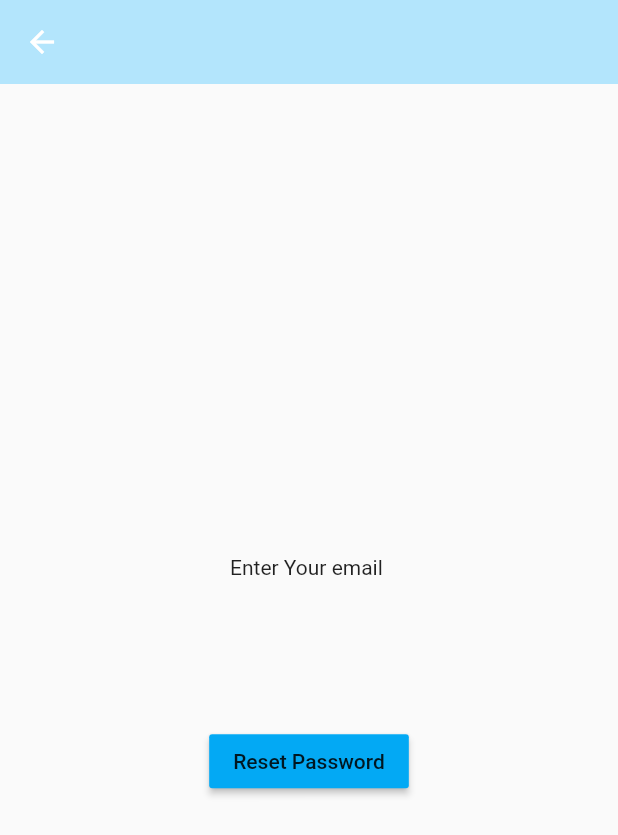
After one commit to Gowsalyanatraj/LoginUi, a Flutter app: the screen it shows after launch, after a tap on "Forget Password?", on a phone screen of 412 x 824 dp. The commit adds this screen. Shown: the top 835 px of the screen. Run offline on Flutter 3.47's test engine with Material 2 defaults, Android fonts, the phone set to English and light mode, and no system bars.

Commit message:
feat: adding forgot password property

```diff
--- /dev/null
+++ b/lib/pages/forgot_password.dart
@@ -0,0 +1,59 @@
+import 'package:flutter/material.dart';
+
+class ForgotPasswordPage extends StatefulWidget {
+  const ForgotPasswordPage({super.key});
+
+  @override
+  State<ForgotPasswordPage> createState() => _ForgotPasswordPageState();
+}
+
+class _ForgotPasswordPageState extends State<ForgotPasswordPage> {
+  final _emailController = TextEditingController();
+  @override
+  Widget build(BuildContext context) {
+    return Scaffold(
+      appBar: AppBar(
+        backgroundColor: Colors.lightBlue.shade100,
+        elevation: 0,
+      ),
+      body: Column(
+        mainAxisAlignment: MainAxisAlignment.center,
+        children: [
+          Padding(
+            padding: const EdgeInsets.all(30.0),
+            child: Text('Enter Your email '),
+          ),
+          //eail textfield
+          Padding(
+            padding: const EdgeInsets.symmetric(horizontal: 750.0),
+            child: TextField(
+              controller: _emailController,
+              decoration: InputDecoration(
+                enabledBorder: OutlineInputBorder(
+                  borderSide: BorderSide(color: Colors.white),
+                  borderRadius: BorderRadius.circular(12),
+                ),
+                focusedBorder: OutlineInputBorder(
+                  borderSide: BorderSide(color: Colors.grey.shade400),
+                  borderRadius: BorderRadius.circular(12),
+                ),
+                fillColor: Colors.grey.shade200,
+                filled: true,
+                hintText: 'Email',
+                hintStyle: TextStyle(color: Colors.lightBlue),
+              ),
+            ),
+          ),
+          Padding(
+            padding: const EdgeInsets.all(8.0),
+            child: MaterialButton(
+              onPressed: () {},
+              child: Text('Reset Password'),
+              color: Colors.lightBlue,
+            ),
+          )
+        ],
+      ),
+    );
+  }
+}
--- a/lib/pages/login_pages.dart
+++ b/lib/pages/login_pages.dart
@@ -1,6 +1,8 @@
 import 'package:flutter/material.dart';
 import 'package:loginui/components/my_button.dart';
 import 'package:loginui/components/my_textfield.dart';
+
+import 'forgot_password.dart';
 
 class LoginPage extends StatelessWidget {
   LoginPage({super.key});
@@ -10,7 +12,7 @@ class LoginPage extends StatelessWidget {
   final passwordControl = TextEditingController();
 
   //sign user in method
-  void signUserIn(){}
+  void signUserIn() {}
 
   @override
   Widget build(BuildContext context) {
@@ -33,13 +35,11 @@ class LoginPage extends StatelessWidget {
 
               //welcome back you've been missed
 
-          Text(
-            'Welcome back you\'ve been missed',
+              Text('Welcome back you\'ve been missed',
                   style: TextStyle(
                     color: Colors.grey.shade700,
                     fontSize: 16.0,
-               )
-            ),
+                  )),
 
               const SizedBox(height: 25.0),
 
@@ -50,7 +50,6 @@ class LoginPage extends StatelessWidget {
                 obscureText: false,
               ),
 
-
               const SizedBox(height: 10.0),
 
               //password textfield
@@ -60,35 +59,35 @@ class LoginPage extends StatelessWidget {
                 obscureText: true,
               ),
 
-
               const SizedBox(height: 10),
 
               //forgot password
 
-        Text(
+              GestureDetector(
+                onTap: () {
+                  Navigator.push(context, MaterialPageRoute(builder: (context) {
+                    return ForgotPasswordPage();
+                  }));
+                },
+                child: Text(
                   'Forget Password?',
-          style: TextStyle(color: Colors.grey.shade600),
+                  style: TextStyle(color: Colors.blue),
                 ),
-
-
+              ),
 
               const SizedBox(height: 10.0),
 
               //signin button
-              MyButton(
-                onTap: signUserIn
-                ),
+              MyButton(onTap: signUserIn),
 
               const SizedBox(height: 10.0),
 
               //or continue with
               Padding(
                 padding: const EdgeInsets.symmetric(horizontal: 25.0),
-             child: Row(
-              children: [
+                child: Row(children: [
                   Expanded(
-                  child:
-                  Divider(
+                    child: Divider(
                       thickness: 0.5,
                       color: Colors.grey.shade400,
                     ),
@@ -98,14 +97,12 @@ class LoginPage extends StatelessWidget {
                     child: Text('Or continue with'),
                   ),
                   Expanded(
-                  child:
-                  Divider(
+                    child: Divider(
                       thickness: 0.5,
                       color: Colors.grey.shade400,
                     ),
                   ),
-            ]
-          ),
+                ]),
               ),
 
               const SizedBox(height: 10.0),
@@ -139,11 +136,13 @@ class LoginPage extends StatelessWidget {
                     'Not a memer?',
                     style: TextStyle(color: Colors.grey.shade700),
                   ),
-              const SizedBox(width: 4.0,),
+                  const SizedBox(
+                    width: 4.0,
+                  ),
                   Text(
                     'Register now',
-                style: TextStyle(color: Colors.blue,
-                fontWeight:FontWeight.bold ),
+                    style: TextStyle(
+                        color: Colors.blue, fontWeight: FontWeight.bold),
                   )
                 ],
               )
```
Also changed, not shown: lib/components/my_textfield.dart (+5 -5 lines). Lines whose indentation alone changed are shown as unchanged.
